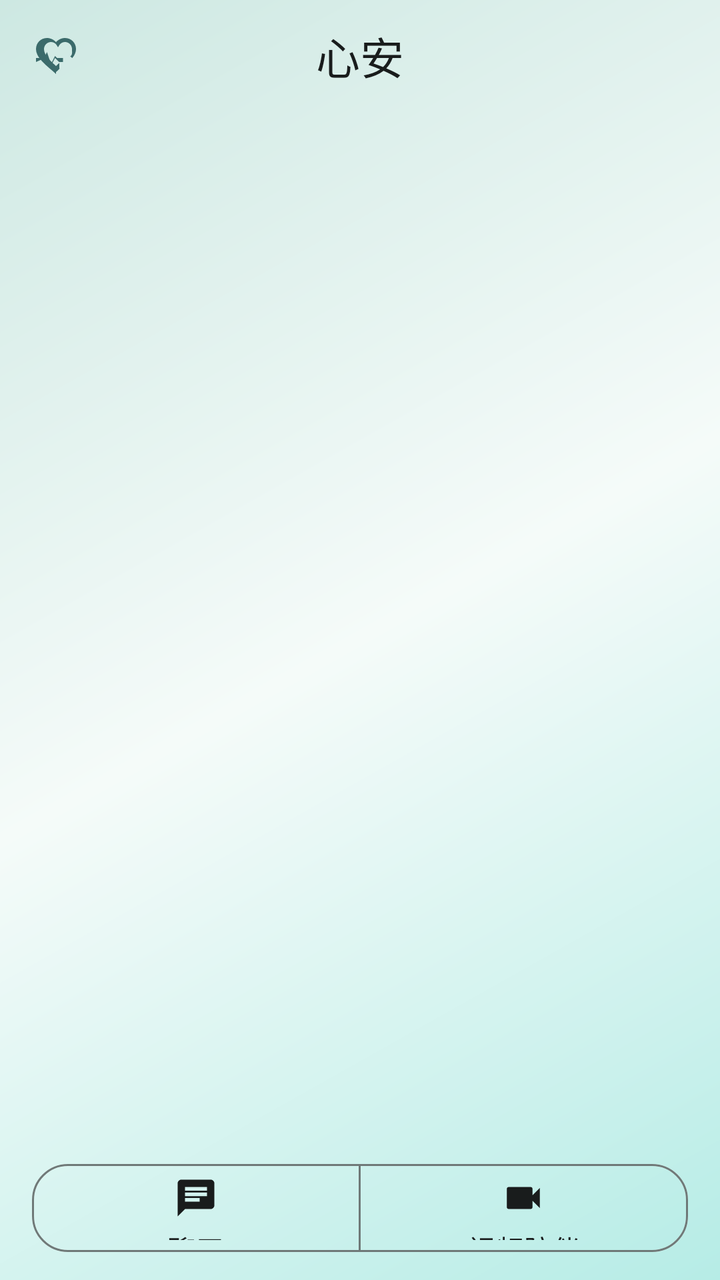
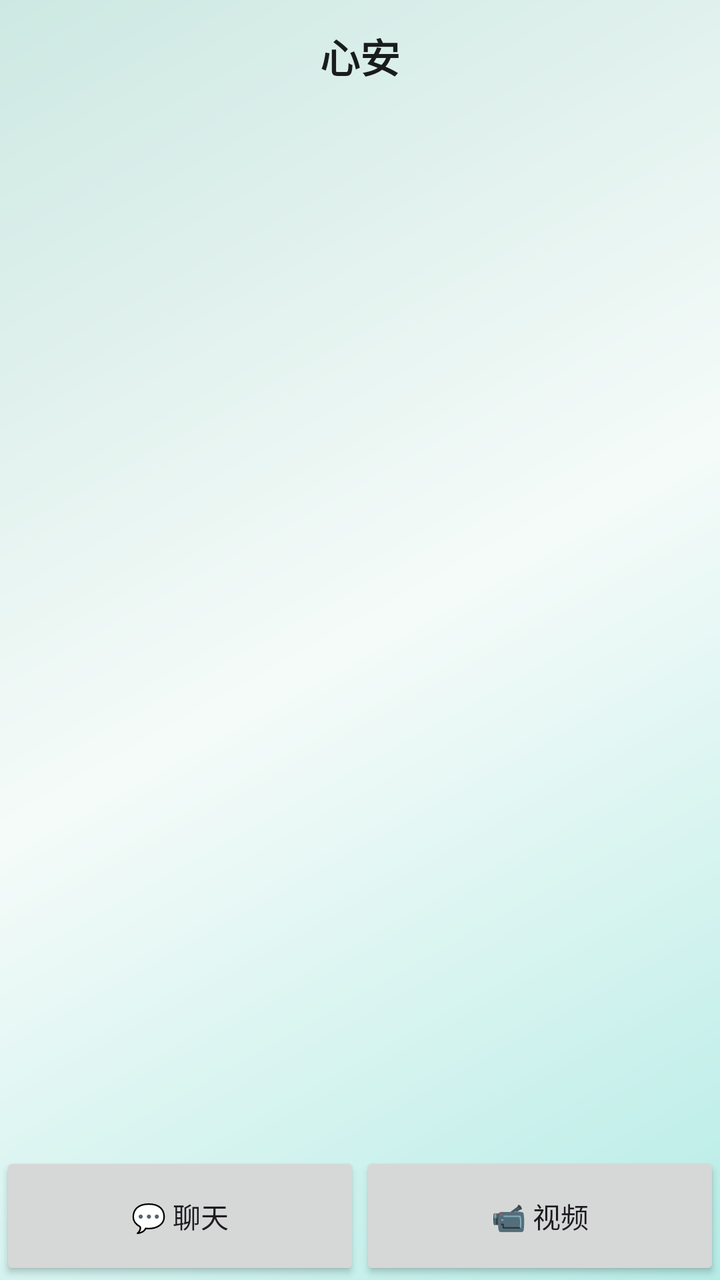

Screens rendered from an Android XML layout before and after an edit, with the pre-edit source and the edit as a unified diff.
<!-- AndroidManifest.xml: application theme Theme.Xinan -->
<!-- res/layout/activity_main.xml -->
<?xml version="1.0" encoding="utf-8"?>
<LinearLayout xmlns:android="http://schemas.android.com/apk/res/android"
    xmlns:app="http://schemas.android.com/apk/res-auto"
    android:layout_width="match_parent"
    android:layout_height="match_parent"
    android:orientation="vertical"
    android:fitsSystemWindows="true">

    <com.google.android.material.appbar.MaterialToolbar
        android:id="@+id/toolbar"
        android:layout_width="match_parent"
        android:layout_height="@dimen/toolbar_height"
        android:background="@android:color/transparent"
        app:title="心安"
        app:titleCentered="true"
        app:titleTextColor="?attr/colorOnSurface"
        app:logo="@drawable/ic_xinan_logo"
        app:logoDescription="心安" />

    
    <FrameLayout
        android:id="@+id/fragmentContainer"
        android:layout_width="match_parent"
        android:layout_height="0dp"
        android:layout_weight="1" />

    
    <com.google.android.material.button.MaterialButtonToggleGroup
        android:id="@+id/modeToggleGroup"
        android:layout_width="match_parent"
        android:layout_height="@dimen/mode_bar_height"
        android:gravity="center"
        app:singleSelection="true"
        app:selectionRequired="true"
        android:paddingHorizontal="@dimen/screen_padding"
        android:paddingVertical="10dp">

        <com.google.android.material.button.MaterialButton
            android:id="@+id/btnChatMode"
            style="?attr/materialButtonOutlinedStyle"
            android:layout_width="0dp"
            android:layout_height="match_parent"
            android:layout_weight="1"
            android:text="聊天"
            app:icon="@drawable/ic_mode_chat"
            app:iconGravity="top"
            app:iconSize="22dp"
            app:cornerRadius="18dp" />

        <com.google.android.material.button.MaterialButton
            android:id="@+id/btnVideoMode"
            style="?attr/materialButtonOutlinedStyle"
            android:layout_width="0dp"
            android:layout_height="match_parent"
            android:layout_weight="1"
            android:text="视频陪伴"
            app:icon="@drawable/ic_mode_video"
            app:iconGravity="top"
            app:iconSize="22dp"
            app:cornerRadius="18dp" />
    </com.google.android.material.button.MaterialButtonToggleGroup>

</LinearLayout>
<!-- resources referenced by this layout -->
<resources>
  <dimen name="mode_bar_height">72dp</dimen>
  <dimen name="screen_padding">16dp</dimen>
  <dimen name="toolbar_height">56dp</dimen>
  <!-- drawable ic_mode_chat (drawable) -->
  <?xml version="1.0" encoding="utf-8"?>
  <vector xmlns:android="http://schemas.android.com/apk/res/android"
      android:width="24dp"
      android:height="24dp"
      android:viewportWidth="24"
      android:viewportHeight="24">
      <path
          android:fillColor="#FFFFFF"
          android:pathData="M20,2H4c-1.1,0 -2,0.9 -2,2v18l4,-4h14c1.1,0 2,-0.9 2,-2V4c0,-1.1 -0.9,-2 -2,-2zM6,9h12v2H6V9zM14,14H6v-2h8v2zM18,8H6V6h12v2z" />
  </vector>
  <!-- drawable ic_mode_video (drawable) -->
  <?xml version="1.0" encoding="utf-8"?>
  <vector xmlns:android="http://schemas.android.com/apk/res/android"
      android:width="24dp"
      android:height="24dp"
      android:viewportWidth="24"
      android:viewportHeight="24">
      <path
          android:fillColor="#FFFFFF"
          android:pathData="M17,10.5V7c0,-0.55 -0.45,-1 -1,-1H4c-0.55,0 -1,0.45 -1,1v10c0,0.55 0.45,1 1,1h12c0.55,0 1,-0.45 1,-1v-3.5l4,4v-11l-4,4z" />
  </vector>
  <!-- drawable ic_xinan_logo (drawable) -->
  <?xml version="1.0" encoding="utf-8"?>
  <vector xmlns:android="http://schemas.android.com/apk/res/android"
      android:width="24dp"
      android:height="24dp"
      android:viewportWidth="24"
      android:viewportHeight="24"
      android:tint="?attr/colorPrimary">
      <path
          android:fillColor="#FFFFFF"
          android:pathData="M12,21l-1.45,-1.32C5.4,15.36 2,12.28 2,8.5 2,5.42 4.42,3 7.5,3c1.74,0 3.41,0.81 4.5,2.09C13.09,3.81 14.76,3 16.5,3 19.58,3 22,5.42 22,8.5c0,1.61 -0.66,3.13 -1.9,4.55 -0.27,-0.34 -0.62,-0.62 -1.02,-0.81C20.36,11.39 20,9.97 20,8.5 20,6.6 18.4,5 16.5,5c-1.2,0 -2.3,0.64 -2.9,1.66l-0.6,0.99 -0.6,-0.99C11.8,5.64 10.7,5 9.5,5 7.6,5 6,6.6 6,8.5c0,2.6 2.2,5.06 6,8.5 0.6,-0.55 1.17,-1.07 1.7,-1.57l0.01,2.94C13.45,18.81 12.74,19.39 12,20z" />
      <path
          android:fillColor="#FFFFFF"
          android:pathData="M3,13h3l1.5,-3 2,6 2,-4 1,1h3v2h-2l-2,-2 -2.5,5 -2,-6 -0.5,1L2,15v-2z" />
  </vector>
  <color name="md_primary">#3B6B6B</color>
  <color name="md_on_primary">#FFFFFF</color>
  <color name="md_primary_container">#B6ECE6</color>
  <color name="md_on_primary_container">#00201F</color>
  <color name="md_secondary">#4A6363</color>
  <color name="md_on_secondary">#FFFFFF</color>
  <color name="md_secondary_container">#CDE8E2</color>
  <color name="md_on_secondary_container">#051F1F</color>
  <color name="md_tertiary">#486079</color>
  <color name="md_on_tertiary">#FFFFFF</color>
  <color name="md_tertiary_container">#D5E4FF</color>
  <color name="md_on_tertiary_container">#001D33</color>
  <color name="md_error">#BA1A1A</color>
  <color name="md_on_error">#FFFFFF</color>
  <color name="md_error_container">#FFDAD6</color>
  <color name="md_on_error_container">#410002</color>
  <color name="md_background">#F5FBF9</color>
  <color name="md_on_background">#191C1C</color>
  <color name="md_surface">#F5FBF9</color>
  <color name="md_on_surface">#191C1C</color>
  <color name="md_surface_variant">#DAE5E2</color>
  <color name="md_on_surface_variant">#3F4948</color>
  <color name="md_outline">#6F7978</color>
  <color name="md_outline_variant">#BEC9C6</color>
  <!-- drawable bg_window_gradient (drawable) -->
  <?xml version="1.0" encoding="utf-8"?>
  <shape xmlns:android="http://schemas.android.com/apk/res/android"
      android:shape="rectangle">
      <gradient
          android:angle="135"
          android:startColor="@color/md_primary_container"
          android:centerColor="@color/md_surface"
          android:endColor="@color/md_secondary_container"
          android:type="linear" />
  </shape>
  <style name="Widget.Xinan.CardView" parent="Widget.Material3.CardView.Filled">
          <item name="cardCornerRadius">20dp</item>
          <item name="cardElevation">2dp</item>
          <item name="cardUseCompatPadding">true</item>
      </style>
</resources>

<!-- the commit's change to res/layout/activity_main.xml (unified diff, before → after) -->
@@ -1,21 +1,19 @@
 <?xml version="1.0" encoding="utf-8"?>
 <LinearLayout xmlns:android="http://schemas.android.com/apk/res/android"
-    xmlns:app="http://schemas.android.com/apk/res-auto"
     android:layout_width="match_parent"
     android:layout_height="match_parent"
     android:orientation="vertical"
     android:fitsSystemWindows="true">
 
-    <com.google.android.material.appbar.MaterialToolbar
-        android:id="@+id/toolbar"
+    
+    <TextView
         android:layout_width="match_parent"
-        android:layout_height="@dimen/toolbar_height"
-        android:background="@android:color/transparent"
-        app:title="心安"
-        app:titleCentered="true"
-        app:titleTextColor="?attr/colorOnSurface"
-        app:logo="@drawable/ic_xinan_logo"
-        app:logoDescription="心安" />
+        android:layout_height="56dp"
+        android:text="心安"
+        android:textSize="20sp"
+        android:textStyle="bold"
+        android:textColor="?attr/colorOnSurface"
+        android:gravity="center" />
 
     
     <FrameLayout
@@ -25,39 +23,24 @@
         android:layout_weight="1" />
 
     
-    <com.google.android.material.button.MaterialButtonToggleGroup
-        android:id="@+id/modeToggleGroup"
+    <LinearLayout
         android:layout_width="match_parent"
-        android:layout_height="@dimen/mode_bar_height"
-        android:gravity="center"
-        app:singleSelection="true"
-        app:selectionRequired="true"
-        android:paddingHorizontal="@dimen/screen_padding"
-        android:paddingVertical="10dp">
+        android:layout_height="64dp"
+        android:orientation="horizontal">
 
-        <com.google.android.material.button.MaterialButton
+        <Button
             android:id="@+id/btnChatMode"
-            style="?attr/materialButtonOutlinedStyle"
             android:layout_width="0dp"
             android:layout_height="match_parent"
             android:layout_weight="1"
-            android:text="聊天"
-            app:icon="@drawable/ic_mode_chat"
-            app:iconGravity="top"
-            app:iconSize="22dp"
-            app:cornerRadius="18dp" />
+            android:text="💬 聊天" />
 
-        <com.google.android.material.button.MaterialButton
+        <Button
             android:id="@+id/btnVideoMode"
-            style="?attr/materialButtonOutlinedStyle"
             android:layout_width="0dp"
             android:layout_height="match_parent"
             android:layout_weight="1"
-            android:text="视频陪伴"
-            app:icon="@drawable/ic_mode_video"
-            app:iconGravity="top"
-            app:iconSize="22dp"
-            app:cornerRadius="18dp" />
-    </com.google.android.material.button.MaterialButtonToggleGroup>
+            android:text="📹 视频" />
+    </LinearLayout>
 
 </LinearLayout>
<!-- resource entries referenced after the edit -->
@@ -1,45 +1,5 @@
 <!-- resources referenced by this layout -->
 <resources>
-  <dimen name="mode_bar_height">72dp</dimen>
-  <dimen name="screen_padding">16dp</dimen>
-  <dimen name="toolbar_height">56dp</dimen>
-  <!-- drawable ic_mode_chat (drawable) -->
-  <?xml version="1.0" encoding="utf-8"?>
-  <vector xmlns:android="http://schemas.android.com/apk/res/android"
-      android:width="24dp"
-      android:height="24dp"
-      android:viewportWidth="24"
-      android:viewportHeight="24">
-      <path
-          android:fillColor="#FFFFFF"
-          android:pathData="M20,2H4c-1.1,0 -2,0.9 -2,2v18l4,-4h14c1.1,0 2,-0.9 2,-2V4c0,-1.1 -0.9,-2 -2,-2zM6,9h12v2H6V9zM14,14H6v-2h8v2zM18,8H6V6h12v2z" />
-  </vector>
-  <!-- drawable ic_mode_video (drawable) -->
-  <?xml version="1.0" encoding="utf-8"?>
-  <vector xmlns:android="http://schemas.android.com/apk/res/android"
-      android:width="24dp"
-      android:height="24dp"
-      android:viewportWidth="24"
-      android:viewportHeight="24">
-      <path
-          android:fillColor="#FFFFFF"
-          android:pathData="M17,10.5V7c0,-0.55 -0.45,-1 -1,-1H4c-0.55,0 -1,0.45 -1,1v10c0,0.55 0.45,1 1,1h12c0.55,0 1,-0.45 1,-1v-3.5l4,4v-11l-4,4z" />
-  </vector>
-  <!-- drawable ic_xinan_logo (drawable) -->
-  <?xml version="1.0" encoding="utf-8"?>
-  <vector xmlns:android="http://schemas.android.com/apk/res/android"
-      android:width="24dp"
-      android:height="24dp"
-      android:viewportWidth="24"
-      android:viewportHeight="24"
-      android:tint="?attr/colorPrimary">
-      <path
-          android:fillColor="#FFFFFF"
-          android:pathData="M12,21l-1.45,-1.32C5.4,15.36 2,12.28 2,8.5 2,5.42 4.42,3 7.5,3c1.74,0 3.41,0.81 4.5,2.09C13.09,3.81 14.76,3 16.5,3 19.58,3 22,5.42 22,8.5c0,1.61 -0.66,3.13 -1.9,4.55 -0.27,-0.34 -0.62,-0.62 -1.02,-0.81C20.36,11.39 20,9.97 20,8.5 20,6.6 18.4,5 16.5,5c-1.2,0 -2.3,0.64 -2.9,1.66l-0.6,0.99 -0.6,-0.99C11.8,5.64 10.7,5 9.5,5 7.6,5 6,6.6 6,8.5c0,2.6 2.2,5.06 6,8.5 0.6,-0.55 1.17,-1.07 1.7,-1.57l0.01,2.94C13.45,18.81 12.74,19.39 12,20z" />
-      <path
-          android:fillColor="#FFFFFF"
-          android:pathData="M3,13h3l1.5,-3 2,6 2,-4 1,1h3v2h-2l-2,-2 -2.5,5 -2,-6 -0.5,1L2,15v-2z" />
-  </vector>
   <color name="md_primary">#3B6B6B</color>
   <color name="md_on_primary">#FFFFFF</color>
   <color name="md_primary_container">#B6ECE6</color>
